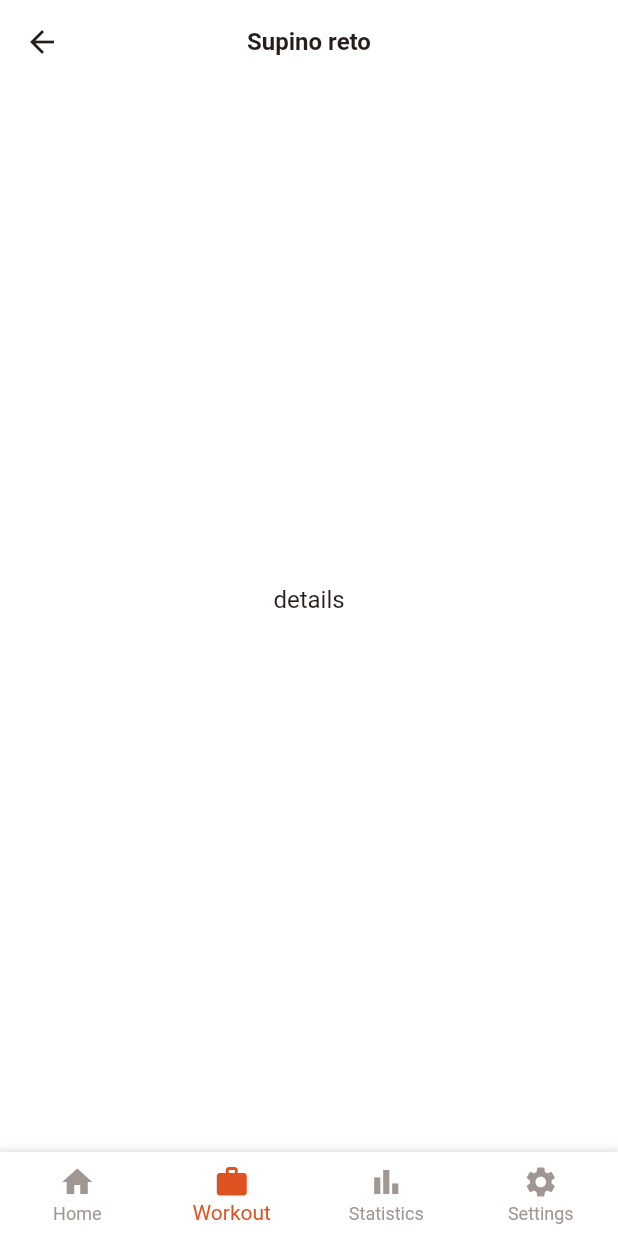
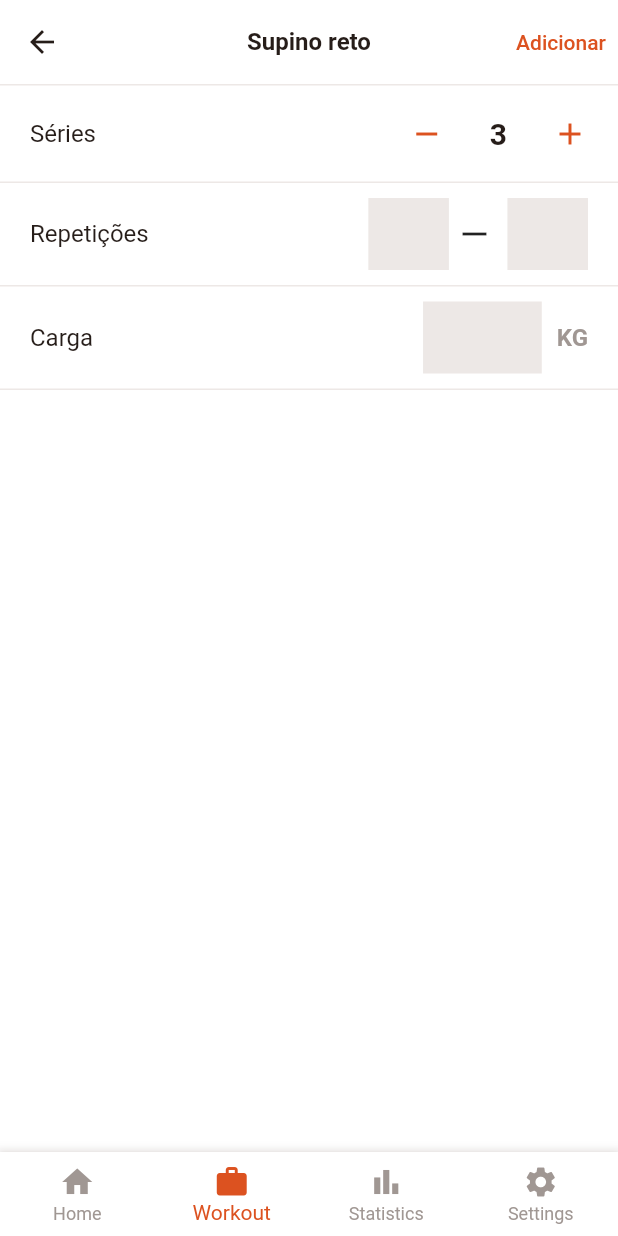
Before and after one commit to docputs/squeezed_app, a Flutter app: the ChooseExercisesPage screen opened by its route, after a tap on "Peito", after a tap on "Ombros", after a tap on "Supino reto", on a phone screen of 412 x 824 dp. Run offline on Flutter 3.47's test engine with Material 2 defaults, Android fonts, the phone set to English and light mode, and no system bars; our stand-ins replace auto_route, cloud_firestore, firebase_auth, firebase_core, flash, flutter_mobx and 4 more; accounts and stored records are empty; generated files the repository leaves out were written again.

Commit message:
choose exercises from list

```diff
--- a/lib/features/workout/domain/entities/exercise.dart
+++ /dev/null
@@ -1,16 +0,0 @@
-import 'package:freezed_annotation/freezed_annotation.dart';
-
-part 'exercise.freezed.dart';
-
-@freezed
-class Exercise with _$Exercise {
-  const factory Exercise({
-    required String id,
-    required String name,
-    required String targetMuscle,
-    String? description,
-    List<String>? synergistMuscles,
-    String? imageUrl,
-    String? videoUrl,
-  }) = _Exercise;
-}
--- a/lib/features/workout/domain/entities/exercise_details.dart
+++ b/lib/features/workout/domain/entities/exercise_details.dart
@@ -4,6 +4,8 @@ part 'exercise_details.freezed.dart';
 
 @freezed
 class ExerciseDetails with _$ExerciseDetails {
+  const ExerciseDetails._();
+
   const factory ExerciseDetails({
     required String id,
     required String name,
@@ -12,5 +14,7 @@ class ExerciseDetails with _$ExerciseDetails {
     List<String>? synergistMuscles,
     String? imageUrl,
     String? videoUrl,
-  }) = _Exercise;
+  }) = _ExerciseDetails;
+
+  bool get hasMediaToDisplay => imageUrl != null || videoUrl != null;
 }
--- a/lib/features/workout/domain/entities/reps_range.dart
+++ b/lib/features/workout/domain/entities/reps_range.dart
@@ -8,6 +8,10 @@ class RepsRange with _$RepsRange {
 
   const factory RepsRange(int min, int max) = _RepsRange;
 
+  factory RepsRange.zero() => const RepsRange(0, 0);
+
+  bool get isEmpty => min == 0 || max == 0;
+
   @override
   String toString() => '$min – $max';
 }
--- a/lib/features/workout/ui/choose_exercises_page.dart
+++ b/lib/features/workout/ui/choose_exercises_page.dart
@@ -1,5 +1,9 @@
+import 'package:auto_route/auto_route.dart';
 import 'package:flutter/material.dart';
 import 'package:flutter_mobx/flutter_mobx.dart';
+import 'package:squeezed_app/features/workout/domain/entities/exercise_details.dart';
+import 'package:squeezed_app/features/workout/domain/entities/exercise_plan.dart';
+import 'package:squeezed_app/features/workout/ui/controllers/choose_exercises_controller.dart';
 import 'package:squeezed_app/features/workout/ui/controllers/search_exercise_controller.dart';
 import 'package:squeezed_app/features/workout/ui/widgets/exercise_option_tile.dart';
 import 'package:squeezed_app/features/workout/ui/widgets/muscle_filters.dart';
@@ -10,15 +14,24 @@ import 'package:squeezed_app/widgets/app_scaffold.dart';
 import 'package:squeezed_app/widgets/custom_divider.dart';
 import 'package:squeezed_app/widgets/custom_text_field.dart';
 
-class ChooseExercisesPage extends StatelessWidget {
-  final searchController = AppContainer.get<SearchExerciseController>();
+import '../../../app_router.gr.dart';
 
+class ChooseExercisesPage extends StatefulWidget {
   ChooseExercisesPage({Key? key}) : super(key: key);
 
   @override
+  _ChooseExercisesPageState createState() => _ChooseExercisesPageState();
+}
+
+class _ChooseExercisesPageState extends State<ChooseExercisesPage> {
+  final _searchController = AppContainer.get<SearchExerciseController>();
+  final _chooseExercisesController = AppContainer.get<ChooseExercisesController>();
+
+  @override
   Widget build(BuildContext context) {
-    return AppScaffold(
-      title: 'Nenhum exercício selecionado',
+    return Observer(
+      builder: (_) => AppScaffold(
+        title: _chooseExercisesController.pageTitle,
         hasPadding: false,
         body: Column(
           children: [
@@ -29,6 +42,7 @@ class ChooseExercisesPage extends StatelessWidget {
             _buildExercisesOrEmptyWarning(),
           ],
         ),
+      ),
     );
   }
 
@@ -37,7 +51,7 @@ class ChooseExercisesPage extends StatelessWidget {
       padding: const EdgeInsets.symmetric(horizontal: Constants.defaultPadding),
       child: CustomTextField(
         prefixIcon: const Icon(Icons.search),
-        onChanged: searchController.searchExercise,
+        onChanged: _searchController.searchExercise,
       ),
     );
   }
@@ -52,7 +66,7 @@ class ChooseExercisesPage extends StatelessWidget {
   Widget _buildExercisesOrEmptyWarning() {
     return Expanded(
       child: Observer(
-        builder: (_) => searchController.matchedExercises.isEmpty ? _buildNoExerciseFound() : _buildExerciseList(),
+        builder: (_) => _searchController.matchedExercises.isEmpty ? _buildNoExerciseFound() : _buildExerciseList(),
       ),
     );
   }
@@ -69,9 +83,19 @@ class ChooseExercisesPage extends StatelessWidget {
   Widget _buildExerciseList() {
     return ListView.separated(
       padding: const EdgeInsets.symmetric(horizontal: Constants.defaultPadding),
-      itemBuilder: (context, index) => ExerciseOptionTile(searchController.matchedExercises[index]),
-      itemCount: searchController.matchedExercises.length,
+      itemCount: _searchController.matchedExercises.length,
       separatorBuilder: (_, __) => const CustomDivider(),
+      itemBuilder: (context, index) => ExerciseOptionTile(
+        _searchController.matchedExercises[index],
+        onTap: _resolveExerciseTileTap,
+      ),
     );
   }
+
+  Future<void> _resolveExerciseTileTap(ExerciseDetails exercise) async {
+    final result = await AutoRouter.of(context).push<ExercisePlan>(ExerciseDetailsPageRoute(exercise: exercise));
+    if (result != null) {
+      _chooseExercisesController.addExercise(result);
     }
+  }
+}
--- /dev/null
+++ b/lib/features/workout/ui/controllers/choose_exercises_controller.dart
@@ -0,0 +1,35 @@
+import 'package:injectable/injectable.dart';
+import 'package:mobx/mobx.dart';
+import 'package:squeezed_app/features/workout/domain/entities/exercise_plan.dart';
+
+part 'choose_exercises_controller.g.dart';
+
+@lazySingleton
+class ChooseExercisesController = _ChooseExercisesControllerBase with _$ChooseExercisesController;
+
+abstract class _ChooseExercisesControllerBase with Store {
+  @observable
+  ObservableList<ExercisePlan> selectedExercises = ObservableList();
+
+  @action
+  void addExercise(ExercisePlan exercise) {
+    selectedExercises.add(exercise);
+  }
+
+  @action
+  void removeExercise(ExercisePlan exercise) {
+    selectedExercises.remove(exercise);
+  }
+
+  @computed
+  String get pageTitle {
+    final selectedExercisesAmount = selectedExercises.length;
+    if (selectedExercisesAmount == 0) {
+      return 'Nenhum exercício selecionado';
+    } else if (selectedExercisesAmount == 1) {
+      return '1 exercício selecionado';
+    } else {
+      return '$selectedExercisesAmount exercicios selecionados';
+    }
+  }
+}
--- a/lib/features/workout/ui/controllers/search_exercise_controller.dart
+++ b/lib/features/workout/ui/controllers/search_exercise_controller.dart
@@ -1,6 +1,6 @@
 import 'package:injectable/injectable.dart';
 import 'package:mobx/mobx.dart';
-import 'package:squeezed_app/features/workout/domain/entities/exercise.dart';
+import 'package:squeezed_app/features/workout/domain/entities/exercise_details.dart';
 import 'package:squeezed_app/features/workout/ui/fixtures.dart';
 
 part 'search_exercise_controller.g.dart';
@@ -15,11 +15,11 @@ abstract class _SearchExerciseControllerBase with Store {
   @action
   void searchExercise(String input) => searchTerm = input;
 
-  bool _exerciseTargetMuscleMatchesFilter(Exercise exercise) {
+  bool _exerciseTargetMuscleMatchesFilter(ExerciseDetails exercise) {
     return selectedMuscles.contains(exercise.targetMuscle);
   }
 
-  bool _exerciseNameMatchesSearchTerm(Exercise exercise) {
+  bool _exerciseNameMatchesSearchTerm(ExerciseDetails exercise) {
     return exercise.name.toLowerCase().contains(searchTerm.toLowerCase());
   }
 
@@ -33,8 +33,8 @@ abstract class _SearchExerciseControllerBase with Store {
   void unselectMuscle(String muscle) => selectedMuscles.remove(muscle);
 
   @computed
-  List<Exercise> get matchedExercises {
-    List<Exercise> preMatchedExercises = mockExercises;
+  List<ExerciseDetails> get matchedExercises {
+    List<ExerciseDetails> preMatchedExercises = mockExercises;
     if (selectedMuscles.isNotEmpty) {
       preMatchedExercises = preMatchedExercises.where(_exerciseTargetMuscleMatchesFilter).toList();
     }
--- a/lib/features/workout/ui/exercise_details_page.dart
+++ b/lib/features/workout/ui/exercise_details_page.dart
@@ -1,19 +1,70 @@
 import 'package:flutter/material.dart';
-import 'package:squeezed_app/features/workout/domain/entities/exercise.dart';
+import 'package:squeezed_app/features/workout/domain/entities/exercise_details.dart';
+import 'package:squeezed_app/features/workout/ui/controllers/exercise_details_controller.dart';
+import 'package:squeezed_app/features/workout/ui/widgets/load_amount_input.dart';
+import 'package:squeezed_app/features/workout/ui/widgets/reps_amount_input.dart';
+import 'package:squeezed_app/features/workout/ui/widgets/sets_amount_input.dart';
+import 'package:squeezed_app/shared/app_container.dart';
 import 'package:squeezed_app/widgets/app_scaffold.dart';
 
-class ExerciseDetailsPage extends StatelessWidget {
-  final Exercise exercise;
+class ExerciseDetailsPage extends StatefulWidget {
+  final ExerciseDetails exercise;
 
-  const ExerciseDetailsPage(this.exercise, {Key? key}) : super(key: key);
+  ExerciseDetailsPage(this.exercise, {Key? key}) : super(key: key);
+
+  @override
+  _ExerciseDetailsPageState createState() => _ExerciseDetailsPageState();
+}
+
+class _ExerciseDetailsPageState extends State<ExerciseDetailsPage> {
+  late ExerciseDetailsController controller;
+
+  @override
+  void initState() {
+    super.initState();
+    _initializeController();
+  }
+
+  void _initializeController() {
+    controller = AppContainer.get<ExerciseDetailsController>();
+    controller.currentExercise = widget.exercise;
+  }
 
   @override
   Widget build(BuildContext context) {
     return AppScaffold(
-      title: exercise.name,
-      body: Center(
-        child: Text('details'),
+      hasPadding: false,
+      title: widget.exercise.name,
+      actions: [
+        TextButton(
+          onPressed: () {
+            controller.addExerciseToList(context);
+          },
+          child: const Text('Adicionar'),
+        ),
+      ],
+      body: Column(
+        children: [
+          if (widget.exercise.hasMediaToDisplay) _buildExerciseMediaDisplay(),
+          SetsAmountInput(),
+          RepsAmountInput(),
+          LoadAmountInput(),
+        ],
       ),
     );
   }
+
+  Widget _buildExerciseMediaDisplay() {
+    return Container(
+      height: 250,
+      width: double.infinity,
+      color: Colors.black,
+    );
+  }
+
+  @override
+  void dispose() {
+    controller.onDispose();
+    super.dispose();
+  }
 }
--- /dev/null
+++ b/lib/features/workout/ui/widgets/load_amount_input.dart
@@ -0,0 +1,72 @@
+import 'package:flutter/material.dart';
+import 'package:flutter_mobx/flutter_mobx.dart';
+import 'package:squeezed_app/features/workout/ui/controllers/exercise_details_controller.dart';
+import 'package:squeezed_app/shared/app_container.dart';
+import 'package:squeezed_app/shared/res/app_colors.dart';
+import 'package:squeezed_app/shared/res/constants.dart';
+import 'package:squeezed_app/widgets/custom_divider.dart';
+
+class LoadAmountInput extends StatelessWidget {
+  final controller = AppContainer.get<ExerciseDetailsController>();
+
+  LoadAmountInput({Key? key}) : super(key: key);
+
+  @override
+  Widget build(BuildContext context) {
+    return Column(
+      children: [
+        Padding(
+          padding: const EdgeInsets.symmetric(
+            horizontal: Constants.defaultPadding,
+            vertical: Constants.defaultPadding / 2,
+          ),
+          child: Row(
+            mainAxisAlignment: MainAxisAlignment.spaceBetween,
+            children: [
+              const Text('Carga'),
+              const Spacer(flex: 2),
+              Flexible(child: _buildLoadAmountInputField()),
+            ],
+          ),
+        ),
+        const CustomDivider(),
+      ],
+    );
+  }
+
+  Widget _buildLoadAmountInputField() {
+    return Row(
+      children: [
+        Flexible(child: _buildLoadTextField()),
+        const SizedBox(width: 10),
+        _buildMeasureLabel(),
+      ],
+    );
+  }
+
+  Widget _buildLoadTextField() {
+    return Observer(
+      builder: (_) => TextField(
+        textDirection: TextDirection.rtl,
+        decoration: InputDecoration(
+          enabledBorder: InputBorder.none,
+          focusedBorder: InputBorder.none,
+          counterText: '',
+          filled: controller.totalLoad == null,
+          fillColor: AppColors.greyLight,
+        ),
+        style: const TextStyle(fontSize: 20, fontWeight: FontWeight.bold),
+        keyboardType: TextInputType.number,
+        maxLength: 5,
+        onChanged: controller.changeTotalLoad,
+      ),
+    );
+  }
+
+  Widget _buildMeasureLabel() {
+    return const Text(
+      'KG',
+      style: TextStyle(fontWeight: FontWeight.bold, color: AppColors.grey),
+    );
+  }
+}
--- /dev/null
+++ b/lib/features/workout/ui/widgets/reps_amount_input.dart
@@ -0,0 +1,91 @@
+import 'package:flutter/material.dart';
+import 'package:flutter_mobx/flutter_mobx.dart';
+import 'package:squeezed_app/features/workout/ui/controllers/exercise_details_controller.dart';
+import 'package:squeezed_app/shared/app_container.dart';
+import 'package:squeezed_app/shared/res/app_colors.dart';
+import 'package:squeezed_app/shared/res/constants.dart';
+import 'package:squeezed_app/widgets/custom_divider.dart';
+
+class RepsAmountInput extends StatelessWidget {
+  final controller = AppContainer.get<ExerciseDetailsController>();
+
+  RepsAmountInput({Key? key}) : super(key: key);
+
+  @override
+  Widget build(BuildContext context) {
+    return Column(
+      children: [
+        Padding(
+          padding: const EdgeInsets.symmetric(
+            horizontal: Constants.defaultPadding,
+            vertical: Constants.defaultPadding / 2,
+          ),
+          child: Row(
+            mainAxisAlignment: MainAxisAlignment.spaceBetween,
+            children: [
+              const Text('Repetições'),
+              const Spacer(),
+              Flexible(child: _buildRepsAmountInputField()),
+            ],
+          ),
+        ),
+        const CustomDivider(),
+      ],
+    );
+  }
+
+  Widget _buildRepsAmountInputField() {
+    return Row(
+      children: [
+        Flexible(child: _buildFirstInputField()),
+        _buildSeparatorDash(),
+        Flexible(child: _buildSecondInputField()),
+      ],
+    );
+  }
+
+  Widget _buildFirstInputField() {
+    return Observer(
+      builder: (_) => _buildCommonRepsInputField(
+        onChanged: controller.changeMinRepsRange,
+        action: TextInputAction.next,
+      ),
+    );
+  }
+
+  Widget _buildSecondInputField() {
+    return Observer(
+      builder: (_) => _buildCommonRepsInputField(
+        onChanged: controller.changeMaxRepsRange,
+      ),
+    );
+  }
+
+  Widget _buildCommonRepsInputField({
+    required void Function(String) onChanged,
+    TextInputAction? action,
+  }) {
+    return TextField(
+      decoration: InputDecoration(
+        enabledBorder: InputBorder.none,
+        focusedBorder: InputBorder.none,
+        counterText: '',
+        filled: controller.repsRange.isEmpty,
+        fillColor: AppColors.greyLight,
+      ),
+      style: const TextStyle(fontSize: 20, fontWeight: FontWeight.bold),
+      keyboardType: TextInputType.number,
+      maxLength: 2,
+      enableSuggestions: false,
+      onChanged: onChanged,
+      textInputAction: action,
+    );
+  }
+
+  Widget _buildSeparatorDash() {
+    return const Padding(
+      padding: EdgeInsets.only(left: 5, right: 10),
+      child: Icon(Icons.horizontal_rule),
+    );
+  }
+}
--- /dev/null
+++ b/lib/features/workout/ui/widgets/sets_amount_input.dart
@@ -0,0 +1,69 @@
+import 'package:flutter/material.dart';
+import 'package:flutter_mobx/flutter_mobx.dart';
+import 'package:squeezed_app/features/workout/ui/controllers/exercise_details_controller.dart';
+import 'package:squeezed_app/shared/app_container.dart';
+import 'package:squeezed_app/shared/res/app_colors.dart';
+import 'package:squeezed_app/shared/res/constants.dart';
+import 'package:squeezed_app/widgets/custom_divider.dart';
+
+class SetsAmountInput extends StatelessWidget {
+  final controller = AppContainer.get<ExerciseDetailsController>();
+
+  SetsAmountInput({Key? key}) : super(key: key);
+
+  @override
+  Widget build(BuildContext context) {
+    return Column(
+      children: [
+        const CustomDivider(),
+        Padding(
+          padding: const EdgeInsets.all(Constants.defaultPadding),
+          child: Row(
+            mainAxisAlignment: MainAxisAlignment.spaceBetween,
+            children: [
+              const Text('Séries'),
+              _buildSetsAmountInputField(),
+            ],
+          ),
+        ),
+        const CustomDivider(),
+      ],
+    );
+  }
+
+  Widget _buildSetsAmountInputField() {
+    return Row(
+      children: [
+        _buildSetAmountIconButton(
+          icon: Icons.remove,
+          onPressed: controller.decrementSetsAmount,
+        ),
+        const SizedBox(width: 30),
+        _buildSetsAmountDisplay(),
+        const SizedBox(width: 30),
+        _buildSetAmountIconButton(
+          icon: Icons.add,
+          onPressed: controller.incrementSetsAmount,
+        ),
+      ],
+    );
+  }
+
+  Widget _buildSetAmountIconButton({required IconData icon, VoidCallback? onPressed}) {
+    return IconButton(
+      constraints: const BoxConstraints(),
+      padding: const EdgeInsets.all(0),
+      icon: Icon(icon, color: AppColors.primary),
+      onPressed: onPressed,
+    );
+  }
+
+  Widget _buildSetsAmountDisplay() {
+    return Observer(
+      builder: (_) => Text(
+        controller.setsAmount.toString(),
+        style: const TextStyle(fontSize: 20, fontWeight: FontWeight.bold),
+      ),
+    );
+  }
+}
--- a/lib/features/workout/workout_router.dart
+++ b/lib/features/workout/workout_router.dart
@@ -1,5 +1,6 @@
 import 'package:auto_route/annotations.dart';
 import 'package:auto_route/auto_route.dart';
+import 'package:squeezed_app/features/workout/domain/entities/exercise_plan.dart';
 import 'package:squeezed_app/features/workout/ui/choose_exercises_page.dart';
 import 'package:squeezed_app/features/workout/ui/exercise_details_page.dart';
 
@@ -13,6 +14,6 @@ const workoutTab = AutoRoute(
     AutoRoute(page: WorkoutPage, initial: true),
     AutoRoute(page: CreateWorkoutPage),
     AutoRoute(page: ChooseExercisesPage),
-    AutoRoute(page: ExerciseDetailsPage),
+    AutoRoute<ExercisePlan>(page: ExerciseDetailsPage),
   ],
 );
--- a/lib/widgets/full_width_label_text.dart
+++ b/lib/widgets/full_width_label_text.dart
@@ -1,4 +1,5 @@
 import 'package:flutter/material.dart';
+import 'package:squeezed_app/shared/res/messages.dart';
 
 class FullWidthLabelText extends StatelessWidget {
   final String text;
@@ -10,7 +11,7 @@ class FullWidthLabelText extends StatelessWidget {
     return const SizedBox(
       width: double.infinity,
       child: Text(
-        'Selecione os dias da semana',
+        Messages.createWorkoutSelectWeekdaysLabel,
         style: TextStyle(fontWeight: FontWeight.bold),
       ),
     );
```
Also changed, not shown: lib/features/workout/ui/controllers/exercise_details_controller.dart (added, +88 -0 lines), lib/features/workout/ui/fixtures.dart (+7 -8 lines), lib/features/workout/ui/widgets/exercise_option_tile.dart (+5 -8 lines), lib/app_router.gr.dart, lib/features/workout/domain/entities/exercise.freezed.dart (deleted), lib/features/workout/domain/entities/exercise_details.freezed.dart, lib/features/workout/ui/controllers/choose_exercises_controller.g.dart (added), lib/features/workout/ui/controllers/exercise_details_controller.g.dart (added), lib/features/workout/ui/controllers/search_exercise_controller.g.dart, lib/service_locator.config.dart. Lines whose indentation alone changed are shown as unchanged.
